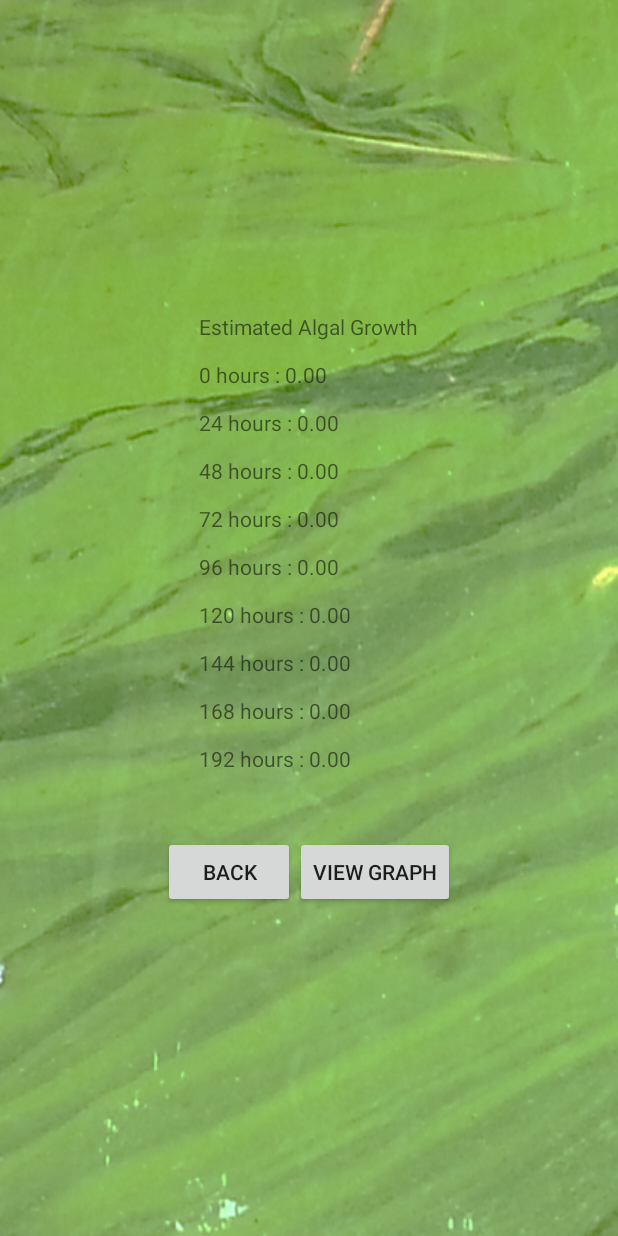
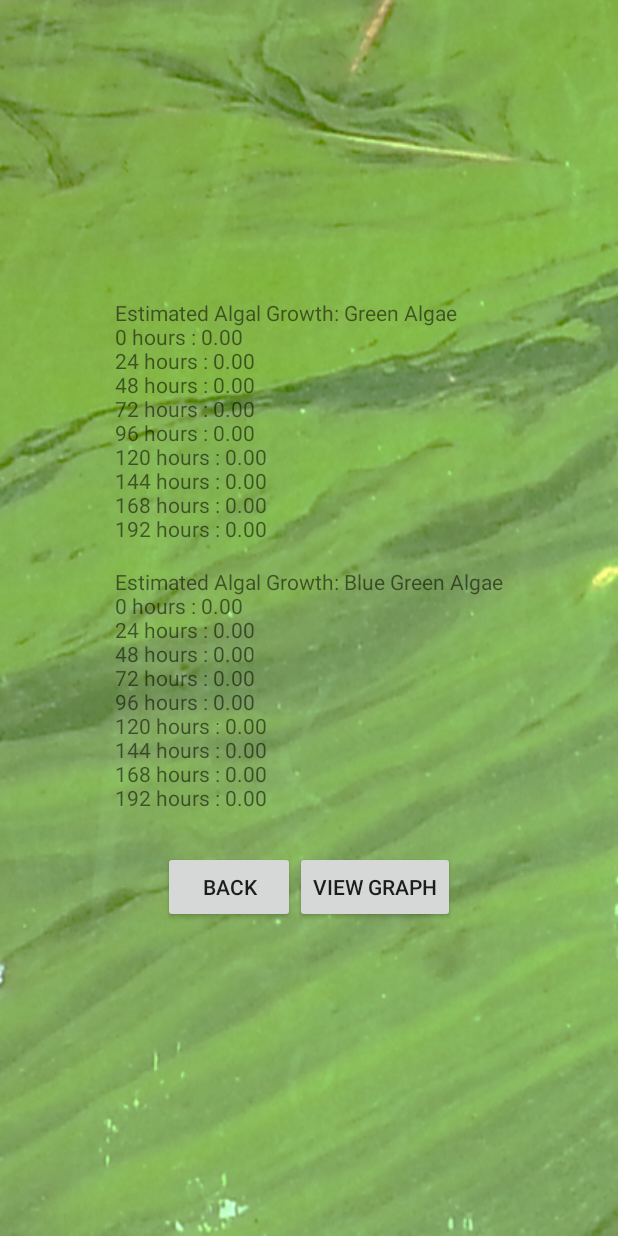
Before and after one commit to nighojkarv/AlgaeEstimator, an Android app: the screen it shows after launch (resultScreen), after a tap on "CALCULATE", on a phone screen of 412 x 824 dp. Run offline under Robolectric (Android 15) with nearby library versions, the phone set to English and light mode, and no system bars; 3 statements that could not run were skipped.

Commit message:
4/14/2015

```diff
--- a/app/src/main/java/com/example/vedantn/algaeestimator/MainActivity.java
+++ b/app/src/main/java/com/example/vedantn/algaeestimator/MainActivity.java
@@ -41,20 +41,21 @@ public class MainActivity extends ActionBarActivity implements AdapterView.OnIte
     public double r02 = 0.034;
     public double r03 = 0.01;
     public double kCHL = 150;
-    public double kCHLY = 100;
+    public double kCHLY = 100; //blue green
     final int PREDICTION_DAYS = 9;
-    final double mathematicalE = 2.718281828459045;
+    final double MATHEMATICAL_E = 2.718281828459045;
 
     //REQUEST CODES
-    public int CAMERA_REQUEST_CODE = 1313;
+    public int CAMERA_REQUEST_CODE = 10887;
 
 
     //Input Values from user
     public double valueOfAlgal,pBott,depth,sTemp,botTemp,sD,dO;
 
     //Calculated Values
-    public double n0,r0,pav,tempDiff,k,nT;
-    public double [] answerArray = new double[PREDICTION_DAYS];
+    public double n0,r0,pav,tempDiff,kGreen,kBlueGreen,nTGreen,nTBlueGreen;
+    public double [] answerArrayGreen = new double[PREDICTION_DAYS];
+    public double [] answerArrayBlueGreen = new double[PREDICTION_DAYS];
 
     //Widget Declaration
     Spinner calcMethodSpinner;
@@ -129,7 +130,7 @@ public class MainActivity extends ActionBarActivity implements AdapterView.OnIte
                if(location != null) {
                    userLat = location.getLatitude();
                    userLon = location.getLongitude();
-                   //Toast.makeText(MainActivity.this,"Location Changed",Toast.LENGTH_LONG).show();
+                    //Toast.makeText(MainActivity.this,"Location Changed",Toast.LENGTH_LONG).show();
                    lblLocation.setText("Current Location\n" + userLat +"\n" + userLon);
 
                }
@@ -198,7 +199,42 @@ public class MainActivity extends ActionBarActivity implements AdapterView.OnIte
             TextView selection = (TextView) view;
             Toast.makeText(this, selection.getText(), Toast.LENGTH_SHORT).show();
 
-            //For making unused components invisble from the main page when calculation mode is selected
+            //For making unused components invisible from the main page when calculation mode is selected
+            switch (position) {
+
+                case 0:{
+
+                    resetView();
+
+                    ((TextView) findViewById(R.id.lblSD)).setVisibility(View.INVISIBLE);
+                    ((EditText) findViewById(R.id.tbSD)).setVisibility(View.INVISIBLE);
+                    ((Spinner) findViewById(R.id.spinnerSD)).setVisibility(View.INVISIBLE);
+
+                    ((TextView) findViewById(R.id.lblDO)).setVisibility(View.INVISIBLE);
+                    ((EditText) findViewById(R.id.tbDO)).setVisibility(View.INVISIBLE);
+                    break;
+                }
+                case 1:{
+
+                    resetView();
+
+                    ((TextView) findViewById(R.id.lblValueOfAlgal)).setVisibility(View.INVISIBLE);
+                    ((EditText) findViewById(R.id.tbValueOfAlgal)).setVisibility(View.INVISIBLE);
+                    break;
+
+
+                }
+
+                default:{
+
+                    resetView();
+                }
+
+            }
+
+
+            /*
+            *Old method with 4 options. Can be deleted ones the new method is finalized.
             switch (position) {
                 case 0: {
                     resetView();
@@ -251,7 +287,7 @@ public class MainActivity extends ActionBarActivity implements AdapterView.OnIte
                     resetView();
                 }
             }//Switch
-
+                */
         }
         //Listens to spinnerDepth
         if(parent == (AdapterView)findViewById(R.id.spinnerDepth))
@@ -288,10 +324,10 @@ public class MainActivity extends ActionBarActivity implements AdapterView.OnIte
     }
 
 
-
+    //Makes all the components visible on the main page
     public void resetView()
     {
-        //Makes all the components visible on the main page
+
 
         ((TextView) findViewById(R.id.lblValueOfAlgal)).setText("Value of Algal (µg/ml)");
 
@@ -331,9 +367,9 @@ public class MainActivity extends ActionBarActivity implements AdapterView.OnIte
 
     }
 
+    //Method to clear the Text Boxes on the main page
+    public void methodClear(View view) {
 
-    public void methodClear(View view) {
-        //Method to clear the Text Boxes on the main page
 
         ((EditText) findViewById(R.id.tbValueOfAlgal)).setText("");
         ((EditText) findViewById(R.id.tbPbott)).setText("");
@@ -347,12 +383,18 @@ public class MainActivity extends ActionBarActivity implements AdapterView.OnIte
 
     }
 
-
+    //Calls the setVales and the calculate methods and opens result screen
     public void methodCalculate(View view)
     {
-        //Calls the setVales and the calculate methods and opens result screen
+
         setValues();
         finalCalculation();
+        Result res = new Result(valueOfAlgal,pBott,depth,sTemp,botTemp,sD,dO);
+        DatabaseHandler dbHandler = new DatabaseHandler(this);
+        dbHandler.addResult(res);
+
+        //dbHandler.getAllResults();
+
 
         //setZero();
 
@@ -360,7 +402,8 @@ public class MainActivity extends ActionBarActivity implements AdapterView.OnIte
         Intent goToDisplayScreenIntent = new Intent(MainActivity.this,resultScreen.class);
         final int result =1;
         //Adding result array size and result array to intent
-        goToDisplayScreenIntent.putExtra("resultArray",answerArray);
+        goToDisplayScreenIntent.putExtra("resultArrayGreen",answerArrayGreen);
+        goToDisplayScreenIntent.putExtra("resultArrayBlueGreen",answerArrayBlueGreen);
         goToDisplayScreenIntent.putExtra("arraySize",PREDICTION_DAYS);
         //Opening result activity
         startActivityForResult(goToDisplayScreenIntent,result);
@@ -383,10 +426,10 @@ public class MainActivity extends ActionBarActivity implements AdapterView.OnIte
 
     }
 
-
+    //Sets values for all user inputs and calculated values
     public void setValues() {
 
-        //Sets values for all user inputs and calculated values
+
         try {
 
             //Get values from main activity for user inputs
@@ -484,6 +527,24 @@ public class MainActivity extends ActionBarActivity implements AdapterView.OnIte
             tempDiff = sTemp-botTemp;
 
             //Set n0 and k
+            switch(calcMethodSpinner.getSelectedItemPosition()){
+
+                case 0: {
+                    n0 = valueOfAlgal;
+                    kGreen=kCHL;
+                    kBlueGreen = kCHLY;
+                    break;
+                }
+
+                case 1: {
+                    n0 = -6.4775+(21.6396*(1/sD))+0.0006*dO*dO;
+                    kGreen=kCHL;
+                    kBlueGreen = kCHLY;
+                    break;
+                }
+
+            }
+            /* Old method. Can be deleted if new method is finalized
             switch(calcMethodSpinner.getSelectedItemPosition())
             {
                 case 0:
@@ -511,7 +572,7 @@ public class MainActivity extends ActionBarActivity implements AdapterView.OnIte
                     break;
                 }
             }//Set n0
-
+             */
             //Set r0 New Method
             if(sTemp <= 15)
             {
@@ -583,19 +644,19 @@ public class MainActivity extends ActionBarActivity implements AdapterView.OnIte
 
     }
 
-
+    //Conversion from Feet to Meters
     public double ftTOm(double meters)
     {
-        //Conversion from Feet to Meters
+
         meters = meters / 3.2808;
         return meters;
 
     }
 
-
+    //Conversion from Faranhite to Celsius
     public double fTOc(double faranhite)
     {
-        //Conversion from Faranhite to Celsius
+
         faranhite = (faranhite-32)*(5/9);
         return faranhite;
 
@@ -603,25 +664,27 @@ public class MainActivity extends ActionBarActivity implements AdapterView.OnIte
 
     public void finalCalculation()
     {
-       int time=0;
-       for(int i=0;i<PREDICTION_DAYS; i++)
+
+       for(int i=0, time =0;i<PREDICTION_DAYS; i++)
        {
 
-           nT = (n0*k)/(n0+((k-n0)*Math.pow(mathematicalE,(-r0*time))));
+           nTGreen = (n0*kGreen)/(n0+((kGreen-n0)*Math.pow(MATHEMATICAL_E,(-r0*time))));
+           nTBlueGreen = (n0*kBlueGreen)/(n0+((kBlueGreen-n0)*Math.pow(MATHEMATICAL_E,(-r0*time))));
 
-           answerArray[i] = nT;
+           answerArrayGreen[i] = nTGreen;
+           answerArrayBlueGreen[i] = nTBlueGreen;
            time+=24;
-           //Toast.makeText(this,Double.toString(answerArray[2]),Toast.LENGTH_LONG).show();
+
 
        }
     }
 
-
+    /*Sets all text box values to 0
+        This function is used to set the values of all text boxes to 0 after every calculation
+        */
     public void setZero()
     {
-        /*Sets all text box values to 0
-    This function is used to set the values of all text boxes to 0 after every calculation
-    */
+
         tbValueOfAlgal.setText("");
         tbPbott.setText("");
         tbDepth.setText("");
--- a/app/src/main/java/com/example/vedantn/algaeestimator/displayGraph.java
+++ b/app/src/main/java/com/example/vedantn/algaeestimator/displayGraph.java
@@ -22,7 +22,8 @@ import java.util.Date;
 public class displayGraph extends Activity {
 
     //Initialization
-    public double resultArray[];
+    public double resultArrayGreen[];
+    public double resultArrayBlueGreen[];
     public int arraySize;
     private XYPlot plot;
 
@@ -33,7 +34,8 @@ public class displayGraph extends Activity {
         setContentView(R.layout.graph_display);
         //Get the result array and the size of time array
         Intent activityThatCalled = getIntent();
-        resultArray = activityThatCalled.getExtras().getDoubleArray("resultArray");
+        resultArrayGreen = activityThatCalled.getExtras().getDoubleArray("resultArrayGreen");
+        resultArrayBlueGreen = activityThatCalled.getExtras().getDoubleArray("resultArrayBlueGreen");
         arraySize = activityThatCalled.getExtras().getInt("arraySize");
 
         plot = (XYPlot) findViewById(R.id.graph);
@@ -50,7 +52,7 @@ public class displayGraph extends Activity {
         for(int i=0,j=0; i<arraySize;i++)
         {
             flatLineArray[i] = 40;
-            growthArray[i] = resultArray[i];
+            growthArray[i] = resultArrayGreen[i];
             timeArray[i]=j;
             j+=24;
         }
@@ -78,7 +80,7 @@ public class displayGraph extends Activity {
         plot.setDomainValueFormat(new DecimalFormat("0"));
         plot.setDomainLabel("Hours");
         plot.setRangeLabel("mg/l");
-        plot.setRangeTopMin(300);
+        plot.setRangeTopMin(170);
         plot.getGraphWidget().getDomainOriginLabelPaint().setColor(Color.TRANSPARENT);
 
         //Plots main series and flat line
--- a/app/src/main/java/com/example/vedantn/algaeestimator/resultScreen.java
+++ b/app/src/main/java/com/example/vedantn/algaeestimator/resultScreen.java
@@ -14,7 +14,8 @@ import java.text.DecimalFormat;
  */
 public class resultScreen extends Activity {
 
-    public double[] resultArray;
+    public double[] resultArrayGreen;
+    public double[] resultArrayBlueGreen;
     public int arraySize;
     @Override
     protected void onCreate(Bundle savedInstanceState) {
@@ -25,22 +26,31 @@ public class resultScreen extends Activity {
 
         //Gets the result array size from calling Intent
         arraySize = activityThatCalled.getExtras().getInt("arraySize");
-        resultArray = new double[arraySize];
+        resultArrayGreen = new double[arraySize];
+        resultArrayBlueGreen = new double[arraySize];
 
         //Gets the result array from the main activity
-        resultArray = activityThatCalled.getExtras().getDoubleArray("resultArray");
+        resultArrayGreen = activityThatCalled.getExtras().getDoubleArray("resultArrayGreen");
+        resultArrayBlueGreen = activityThatCalled.getExtras().getDoubleArray("resultArrayBlueGreen");
 
-        //Displays the result this screen
-        TextView lblDisplayResults = (TextView) findViewById(R.id.lblDisplayResults);
-        lblDisplayResults.append("\n\n");
-        String str;
+        //Displays the result on the screen
+        TextView lblDisplayResultsGreen = (TextView) findViewById(R.id.lblDisplayResultsGreen);
+        TextView lblDisplayResultsBlueGreen = (TextView) findViewById(R.id.lblDisplayResultsBlueGreen);
+        lblDisplayResultsBlueGreen.append("\n");
+        lblDisplayResultsGreen.append("\n");
+        String strGreen, strBlueGreen;
+
         int hours = 0;
 
         DecimalFormat myFormat = new DecimalFormat("#.##");
         for(int i=0;i<arraySize;i++)
         {
-            str = String.valueOf(hours) + " hours : " + String.valueOf(String.format("%.2f",resultArray[i])) + "\n\n";
-            lblDisplayResults.append(str);
+            strGreen = String.valueOf(hours) + " hours : " + String.valueOf(String.format("%.2f",resultArrayGreen[i])) + "\n";
+            lblDisplayResultsGreen.append(strGreen);
+
+            strBlueGreen = String.valueOf(hours) + " hours : " + String.valueOf(String.format("%.2f",resultArrayBlueGreen[i])) + "\n";
+            lblDisplayResultsBlueGreen.append(strBlueGreen);
+
             hours +=24;
         }
 
@@ -62,7 +72,8 @@ public class resultScreen extends Activity {
         Intent goToGraphScreenIntent = new Intent(resultScreen.this,displayGraph.class);
         final int result =1;
         //Adding result array size and result array to intent
-        goToGraphScreenIntent.putExtra("resultArray",resultArray);
+        goToGraphScreenIntent.putExtra("resultArrayGreen",resultArrayGreen);
+        goToGraphScreenIntent.putExtra("resultArrayBlueGreen",resultArrayBlueGreen);
         goToGraphScreenIntent.putExtra("arraySize",arraySize);
         //Opening result activity
         startActivityForResult(goToGraphScreenIntent,result);
--- a/app/src/main/res/layout/result_display.xml
+++ b/app/src/main/res/layout/result_display.xml
@@ -9,14 +9,26 @@
         android:layout_width="wrap_content"
         android:layout_height="wrap_content"
         android:orientation="horizontal">
+<TableLayout
+    android:layout_width="wrap_content"
+    android:layout_height="wrap_content">
 
+    <TableRow>
 
         <TextView
         android:layout_width="wrap_content"
         android:layout_height="wrap_content"
-        android:text="@string/lblEstimatedAglalGrowth"
-        android:id="@+id/lblDisplayResults"/>
-
+        android:text="@string/lblEstimatedAglalGrowthGreen"
+        android:id="@+id/lblDisplayResultsGreen"/>
+    </TableRow>
+    <TableRow>
+        <TextView
+            android:layout_width="wrap_content"
+            android:layout_height="wrap_content"
+            android:text="@string/lblEstimatedAglalGrowthBlueGreen"
+            android:id="@+id/lblDisplayResultsBlueGreen"/>
+    </TableRow>
+</TableLayout>
     </LinearLayout>
 
     <LinearLayout
--- a/app/src/main/res/values/strings.xml
+++ b/app/src/main/res/values/strings.xml
@@ -9,11 +9,13 @@
     <string name="lblSelectCalcMode">Select Calculation Mode</string>
 
     <string-array name="calcMethod">
-        <item>Directly from Cyanobact. Total Chl a</item>
+        <!--item>Directly from Cyanobact. Total Chl a</item>
         <item>Total Chl a estimate (SD and DO)</item>
         <item>Directly from Cyanobact. Chl a</item>
         <item>Cyanobact. Chl a estimate (SD)</item>
-        <item>Data Logs</item>
+        <item>Data Logs</item-->
+        <item>Directly from Cyanobact and Chl-a </item>
+        <item>Chl-a estimate</item>
     </string-array>
     <string-array name="depthMeasure">
         <item>m</item>
@@ -24,7 +26,8 @@
         <item>°F</item>
     </string-array>
 
-    <string name="valueOfAlgal">Value of Algal (µg/ml)</string>
+    <!--string name="valueOfAlgal">Value of Algal (µg/ml)</string-->
+    <string name="valueOfAlgal">Total Chl a(mg/l)</string>
     <string name="pBott">Phosphate at bottom (mg/l)</string>
     <string name="depth">Depth of lake (m)</string>
     <string name="stemp">Surface temperature</string>
@@ -38,7 +41,8 @@
     <string name="title_activity_splash_screen_activity">splash_screen_activity</string>
     <string name="dummy_button">Dummy Button</string>
     <string name="dummy_content">DUMMY\nCONTENT</string>
-    <string name="lblEstimatedAglalGrowth">Estimated Algal Growth</string>
+    <string name="lblEstimatedAglalGrowthGreen">Estimated Algal Growth: Green Algae</string>
+    <string name="lblEstimatedAglalGrowthBlueGreen">Estimated Algal Growth: Blue Green Algae</string>
     <string name="lblBack">Back</string>
     <string name="lblViewGraph">View Graph</string>
     <string name="graph_main_lbl">Estimated Algal Growth</string>
```
